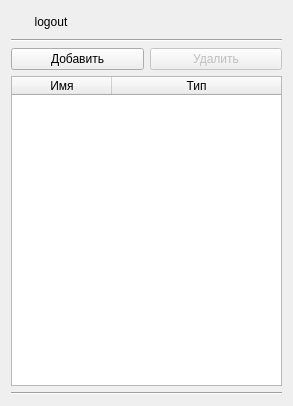
Before: the Qt Designer form dWell/admindialog.ui in kashapov17/dWell, drawn with Qt 5.
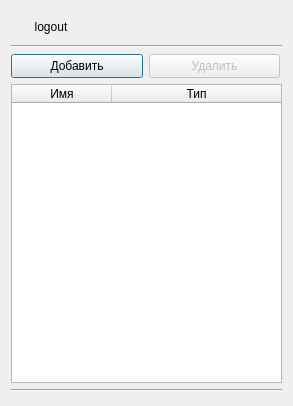
After: the same form once the commit is applied. Icons and pictures are not drawn.

The edit to the form file:
```diff
--- a/dWell/admindialog.ui
+++ b/dWell/admindialog.ui
@@ -9,10 +9,22 @@
    <rect>
     <x>0</x>
     <y>0</y>
-    <width>287</width>
+    <width>293</width>
     <height>406</height>
    </rect>
   </property>
+  <property name="minimumSize">
+   <size>
+    <width>293</width>
+    <height>406</height>
+   </size>
+  </property>
+  <property name="maximumSize">
+   <size>
+    <width>293</width>
+    <height>406</height>
+   </size>
+  </property>
   <property name="windowTitle">
    <string>Dialog</string>
   </property>
@@ -34,6 +46,9 @@
              <height>25</height>
             </size>
            </property>
+           <property name="focusPolicy">
+            <enum>Qt::NoFocus</enum>
+           </property>
            <property name="text">
             <string>logout</string>
            </property>
@@ -82,6 +97,18 @@
         <layout class="QHBoxLayout" name="horizontalLayout">
          <item>
           <widget class="QPushButton" name="addButton">
+           <property name="minimumSize">
+            <size>
+             <width>132</width>
+             <height>24</height>
+            </size>
+           </property>
+           <property name="maximumSize">
+            <size>
+             <width>132</width>
+             <height>24</height>
+            </size>
+           </property>
            <property name="text">
             <string>Добавить</string>
            </property>
@@ -89,6 +116,9 @@
             <iconset resource="resources.qrc">
              <normaloff>:/icons/List-add.svg</normaloff>:/icons/List-add.svg</iconset>
            </property>
+           <property name="default">
+            <bool>false</bool>
+           </property>
            <attribute name="buttonGroup">
             <string notr="true">buttonGroup</string>
            </attribute>
@@ -99,6 +129,18 @@
            <property name="enabled">
             <bool>false</bool>
            </property>
+           <property name="minimumSize">
+            <size>
+             <width>131</width>
+             <height>24</height>
+            </size>
+           </property>
+           <property name="maximumSize">
+            <size>
+             <width>131</width>
+             <height>24</height>
+            </size>
+           </property>
            <property name="text">
             <string>Удалить</string>
            </property>
@@ -118,7 +160,13 @@
          <property name="minimumSize">
           <size>
            <width>271</width>
-           <height>271</height>
+           <height>299</height>
+          </size>
+         </property>
+         <property name="maximumSize">
+          <size>
+           <width>271</width>
+           <height>299</height>
           </size>
          </property>
          <property name="sizeAdjustPolicy">
@@ -152,6 +200,11 @@
           <property name="text">
            <string>Имя</string>
           </property>
+          <property name="font">
+           <font>
+            <family>Liberation Sans</family>
+           </font>
+          </property>
          </column>
          <column>
           <property name="text">
```
